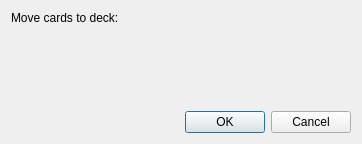
Qt form designer/setgroup.ui (ankitects/anki) before a commit.
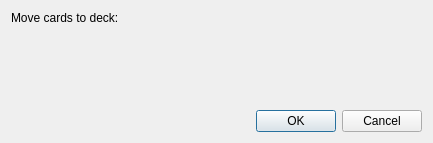
The same form after that commit.

Commit message: widen deck name input diags

The edit to the form file:
```diff
--- a/designer/setgroup.ui
+++ b/designer/setgroup.ui
@@ -6,8 +6,8 @@
    <rect>
     <x>0</x>
     <y>0</y>
-    <width>362</width>
-    <height>144</height>
+    <width>433</width>
+    <height>143</height>
    </rect>
   </property>
   <property name="windowTitle">
```
The commit also changes 1 other file.
